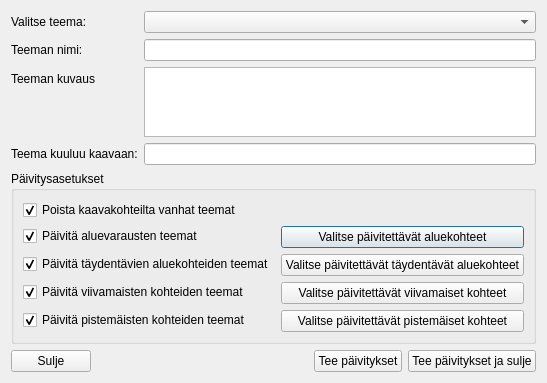
Above: ui/yleiskaava_dialog_update_themes_of_group.ui from ernoma/yleiskaava before the change. Below: the same form after it.
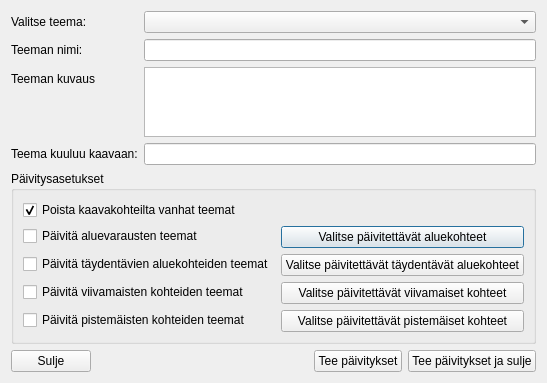
That is the form after the change.

```diff
--- a/ui/yleiskaava_dialog_update_themes_of_group.ui
+++ b/ui/yleiskaava_dialog_update_themes_of_group.ui
@@ -91,7 +91,7 @@
              <string>Päivitä aluevarausten teemat</string>
             </property>
             <property name="checked">
-             <bool>true</bool>
+             <bool>false</bool>
             </property>
            </widget>
           </item>
@@ -108,7 +108,7 @@
              <string>Päivitä täydentävien aluekohteiden teemat</string>
             </property>
             <property name="checked">
-             <bool>true</bool>
+             <bool>false</bool>
             </property>
            </widget>
           </item>
@@ -125,7 +125,7 @@
              <string>Päivitä viivamaisten kohteiden teemat</string>
             </property>
             <property name="checked">
-             <bool>true</bool>
+             <bool>false</bool>
             </property>
            </widget>
           </item>
@@ -142,7 +142,7 @@
              <string>Päivitä pistemäisten kohteiden teemat</string>
             </property>
             <property name="checked">
-             <bool>true</bool>
+             <bool>false</bool>
             </property>
            </widget>
           </item>
```
